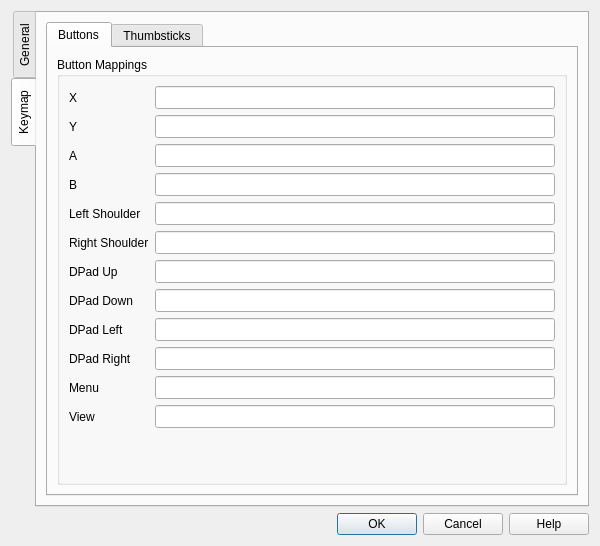
Qt form src/ui/preferences.ui (kitswas/VirtualGamePad-PC) before a commit.
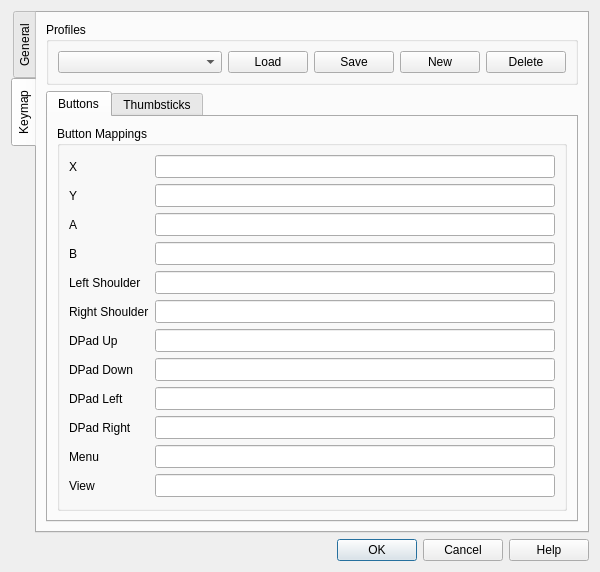
The same form after that commit.

Commit message: Keymap profiles

```diff
--- a/src/ui/preferences.ui
+++ b/src/ui/preferences.ui
@@ -69,6 +69,53 @@
        <string>Keymap</string>
       </attribute>
       <layout class="QVBoxLayout" name="keymapTabLayout">
+       <item>
+        <widget class="QGroupBox" name="profilesGroup">
+         <property name="title">
+          <string>Profiles</string>
+         </property>
+         <layout class="QHBoxLayout" name="profilesLayout">
+          <item>
+           <widget class="QComboBox" name="profileComboBox">
+            <property name="sizePolicy">
+             <sizepolicy hsizetype="Expanding" vsizetype="Fixed">
+              <horstretch>0</horstretch>
+              <verstretch>0</verstretch>
+             </sizepolicy>
+            </property>
+           </widget>
+          </item>
+          <item>
+           <widget class="QPushButton" name="loadProfileButton">
+            <property name="text">
+             <string>Load</string>
+            </property>
+           </widget>
+          </item>
+          <item>
+           <widget class="QPushButton" name="saveProfileButton">
+            <property name="text">
+             <string>Save</string>
+            </property>
+           </widget>
+          </item>
+          <item>
+           <widget class="QPushButton" name="newProfileButton">
+            <property name="text">
+             <string>New</string>
+            </property>
+           </widget>
+          </item>
+          <item>
+           <widget class="QPushButton" name="deleteProfileButton">
+            <property name="text">
+             <string>Delete</string>
+            </property>
+           </widget>
+          </item>
+         </layout>
+        </widget>
+       </item>
        <item>
         <widget class="QTabWidget" name="keymapTabWidget">
          <property name="currentIndex">
```
The commit also changes 2 other files.
